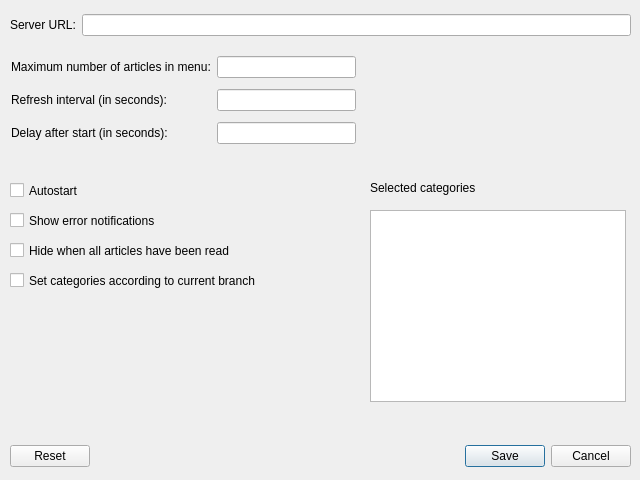
This is assets/settings.ui in moson-mo/mntray as Qt 5 draws it before an edit. The edited form follows.
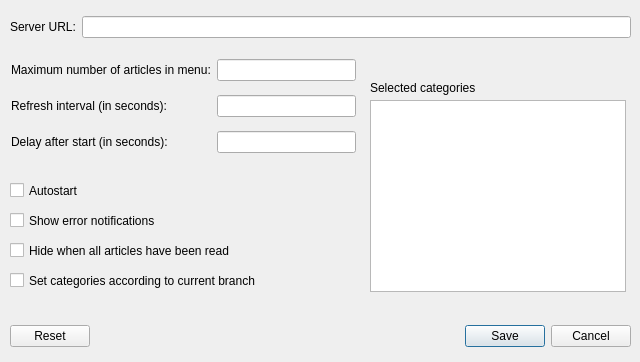
This is the edited form. Icons and pictures are not drawn.

```diff
--- a/assets/settings.ui
+++ b/assets/settings.ui
@@ -10,7 +10,7 @@
     <x>0</x>
     <y>0</y>
     <width>640</width>
-    <height>480</height>
+    <height>362</height>
    </rect>
   </property>
   <property name="windowTitle">
@@ -29,7 +29,7 @@
    <property name="geometry">
     <rect>
      <x>10</x>
-     <y>440</y>
+     <y>320</y>
      <width>621</width>
      <height>32</height>
     </rect>
@@ -103,7 +103,7 @@
    <property name="geometry">
     <rect>
      <x>370</x>
-     <y>210</y>
+     <y>100</y>
      <width>256</width>
      <height>192</height>
     </rect>
@@ -122,7 +122,7 @@
    <property name="geometry">
     <rect>
      <x>370</x>
-     <y>180</y>
+     <y>80</y>
      <width>181</width>
      <height>16</height>
     </rect>
@@ -131,13 +131,13 @@
     <string>Selected categories</string>
    </property>
   </widget>
-  <widget class="QWidget" name="">
+  <widget class="QWidget" name="layoutWidget">
    <property name="geometry">
     <rect>
      <x>10</x>
      <y>10</y>
      <width>621</width>
-     <height>30</height>
+     <height>34</height>
     </rect>
    </property>
    <layout class="QGridLayout" name="gridLayout_3">
@@ -153,13 +153,13 @@
     </item>
    </layout>
   </widget>
-  <widget class="QWidget" name="">
+  <widget class="QWidget" name="layoutWidget">
    <property name="geometry">
     <rect>
      <x>11</x>
      <y>51</y>
      <width>345</width>
-     <height>98</height>
+     <height>110</height>
     </rect>
    </property>
    <layout class="QGridLayout" name="gridLayout">
@@ -215,6 +215,9 @@
       <property name="inputMask">
        <string>9999</string>
       </property>
+      <property name="frame">
+       <bool>true</bool>
+      </property>
      </widget>
     </item>
    </layout>
```
Left out of the diff: 12 changed lines with no effect on the pictures.
